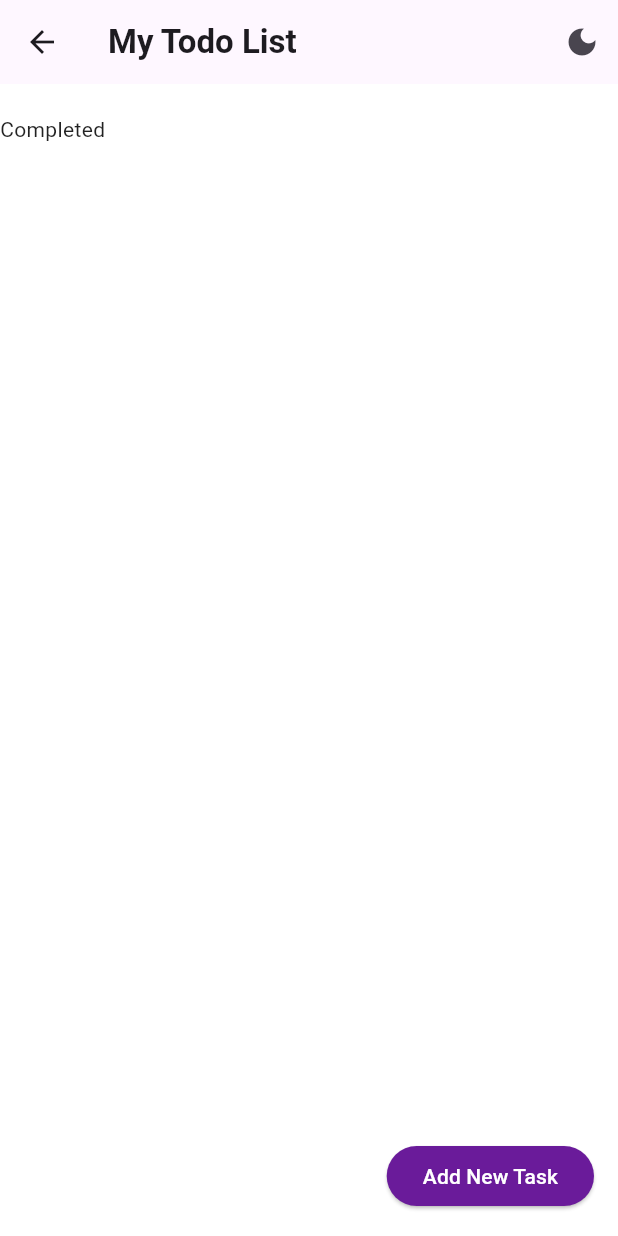
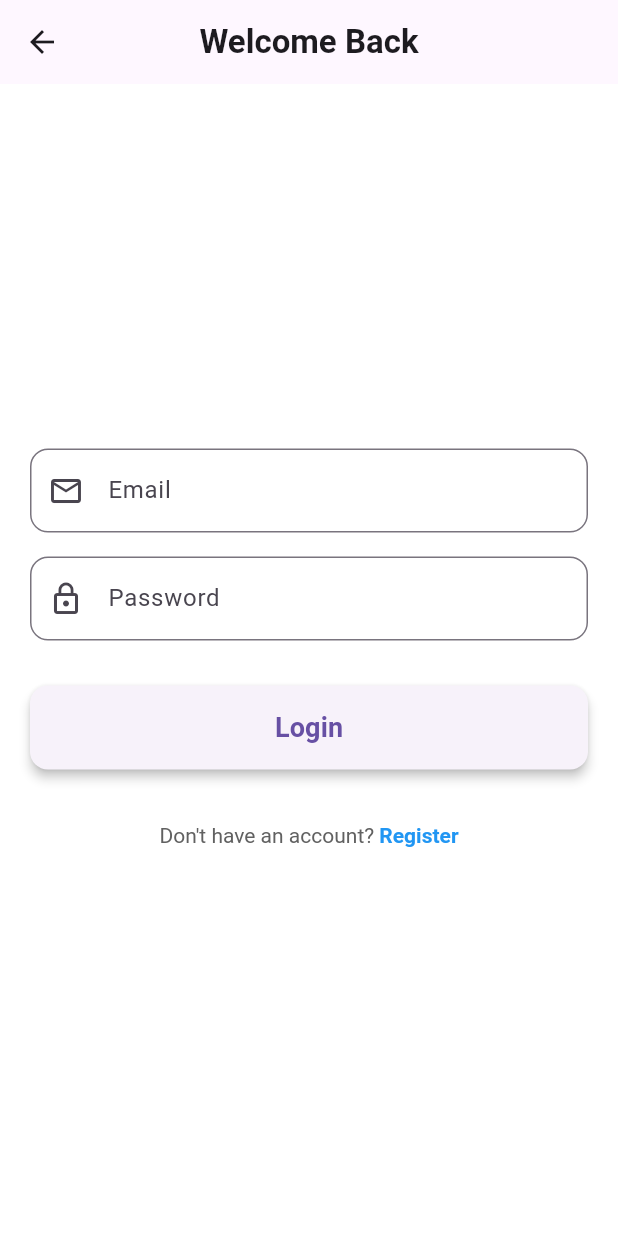
Before and after one commit to AmanUllahAkhand/to_do_app_with_notification, a Flutter app: the screen it shows after launch, on a phone screen of 412 x 824 dp. Run offline on Flutter 3.47's test engine with Material 3 defaults, Android fonts, the phone set to English and light mode, and no system bars; our stand-ins replace flutter_local_notifications, get, shared_preferences, sqflite, timezone; accounts and stored records are empty.

Commit message:
feat: add full authentication with register/login using REST API

```diff
--- /dev/null
+++ b/lib/core/services/auth_service.dart
@@ -0,0 +1,71 @@
+// lib/core/services/auth_service.dart
+import 'dart:convert';
+import 'package:http/http.dart' as http;
+import 'package:shared_preferences/shared_preferences.dart';
+import '../../data/models/user_model.dart';
+
+class AuthService {
+  static const String baseUrl = "http://192.168.7.103:9000"; // Change this
+
+  static Future<RegisterResponse> register({
+    required String name,
+    required String email,
+    required String password,
+  }) async {
+    final url = Uri.parse('$baseUrl/api/register?name=$name&email=$email&password=$password');
+    final response = await http.post(url);
+
+    final json = jsonDecode(response.body);
+    if (response.statusCode == 200 || response.statusCode == 201) {
+      return RegisterResponse.fromJson(json);
+    } else {
+      throw Exception(json['message'] ?? 'Registration failed');
+    }
+  }
+
+  static Future<LoginResponse> login({
+    required String email,
+    required String password,
+  }) async {
+    final url = Uri.parse('$baseUrl/api/login?email=$email&password=$password');
+    final response = await http.post(url);
+
+    final json = jsonDecode(response.body);
+    if (response.statusCode == 200) {
+      final loginResponse = LoginResponse.fromJson(json);
+
+      // Save token & user
+      final prefs = await SharedPreferences.getInstance();
+      await prefs.setString('token', loginResponse.token);
+      await prefs.setString('user_name', loginResponse.user.name);
+      await prefs.setInt('user_id', loginResponse.user.id);
+      await prefs.setString('user_email', loginResponse.user.email);
+
+      return loginResponse;
+    } else {
+      throw Exception(json['message'] ?? 'Login failed');
+    }
+  }
+
+  static Future<bool> isLoggedIn() async {
+    final prefs = await SharedPreferences.getInstance();
+    return prefs.getString('token') != null;
+  }
+
+  static Future<void> logout() async {
+    final prefs = await SharedPreferences.getInstance();
+    await prefs.clear();
+  }
+
+  static Future<String?> getToken() async {
+    final prefs = await SharedPreferences.getInstance();
+    return prefs.getString('token');
+  }
+
+  static Future<Map<String, String>> getAuthHeaders() async {
+    final token = await getToken();
+    return token != null
+        ? {'Authorization': 'Bearer $token', 'Accept': 'application/json'}
+        : {'Accept': 'application/json'};
+  }
+}
--- /dev/null
+++ b/lib/data/models/user_model.dart
@@ -0,0 +1,51 @@
+// lib/data/models/user_model.dart
+class User {
+  final int id;
+  final String name;
+  final String email;
+  final String? createdAt;
+  final String? updatedAt;
+
+  User({required this.id, required this.name, required this.email, this.createdAt, this.updatedAt});
+
+  factory User.fromJson(Map<String, dynamic> json) {
+    return User(
+      id: json['id'],
+      name: json['name'],
+      email: json['email'],
+      createdAt: json['created_at'],
+      updatedAt: json['updated_at'],
+    );
+  }
+}
+
+// lib/data/models/auth_response.dart
+class RegisterResponse {
+  final String message;
+  final User? user;
+
+  RegisterResponse({required this.message, this.user});
+
+  factory RegisterResponse.fromJson(Map<String, dynamic> json) {
+    return RegisterResponse(
+      message: json['message'],
+      user: json['user'] != null ? User.fromJson(json['user']) : null,
+    );
+  }
+}
+
+class LoginResponse {
+  final String message;
+  final String token;
+  final User user;
+
+  LoginResponse({required this.message, required this.token, required this.user});
+
+  factory LoginResponse.fromJson(Map<String, dynamic> json) {
+    return LoginResponse(
+      message: json['message'],
+      token: json['token'],
+      user: User.fromJson(json['user']),
+    );
+  }
+}
--- a/lib/main.dart
+++ b/lib/main.dart
@@ -1,26 +1,37 @@
 // lib/main.dart
+
 import 'package:flutter/material.dart';
 import 'package:get/get.dart';
 import 'core/utils/notification_helper.dart';
+import 'core/services/auth_service.dart';           // ← NEW
 import 'presentation/bindings/task_binding.dart';
 import 'presentation/pages/home_page.dart';
+import 'presentation/pages/login_page.dart';         // ← NEW
 import 'core/themes/app_theme.dart';
 import 'presentation/controllers/theme_controller.dart';
 
 void main() async {
   WidgetsFlutterBinding.ensureInitialized();
 
+  // 1. Initialize notifications
   await NotificationHelper.initialize();
+
+  // 2. Setup dependency injection
   TaskBinding().dependencies();
 
-  // Put ThemeController normally (NOT async!)
+  // 3. Initialize theme controller
   Get.put(ThemeController());
 
-  runApp(const MyApp());
+  // 4. Check if user is already logged in
+  final bool isLoggedIn = await AuthService.isLoggedIn();
+
+  runApp(MyApp(isLoggedIn: isLoggedIn));
 }
 
 class MyApp extends StatelessWidget {
-  const MyApp({super.key});
+  final bool isLoggedIn;
+
+  const MyApp({Key? key, required this.isLoggedIn}) : super(key: key);
 
   @override
   Widget build(BuildContext context) {
@@ -31,12 +42,19 @@ class MyApp extends StatelessWidget {
       debugShowCheckedModeBanner: false,
       theme: AppTheme.lightTheme,
       darkTheme: AppTheme.darkTheme,
-      themeMode: themeController.themeMode, // Uses observable
-      initialRoute: '/home',
+      themeMode: themeController.themeMode,
+
+      // Auto decide starting page
+      home: isLoggedIn ? HomePage() : LoginPage(),
+
+      // Optional: Named routes (recommended)
       getPages: [
         GetPage(name: '/home', page: () => HomePage()),
+        GetPage(name: '/login', page: () => LoginPage()),
       ],
-      home: HomePage(),
+
+      // Optional: Default route
+      initialRoute: isLoggedIn ? '/home' : '/login',
     );
   }
 }
--- /dev/null
+++ b/lib/presentation/pages/login_page.dart
@@ -0,0 +1,181 @@
+import 'package:flutter/material.dart';
+import 'package:get/get.dart';
+import '../../core/services/auth_service.dart';
+import 'register_page.dart';
+import 'home_page.dart';
+
+class LoginPage extends StatefulWidget {
+  const LoginPage({Key? key}) : super(key: key);
+
+  @override
+  State<LoginPage> createState() => _LoginPageState();
+}
+
+class _LoginPageState extends State<LoginPage> {
+  final _emailCtrl = TextEditingController();
+  final _passCtrl = TextEditingController();
+  bool _isLoading = false;
+
+  Future<void> _login() async {
+    if (_emailCtrl.text.trim().isEmpty || _passCtrl.text.isEmpty) {
+      Get.snackbar(
+        "Error",
+        "Please fill all fields",
+        backgroundColor: Colors.red,
+        colorText: Colors.white,
+        snackPosition: SnackPosition.BOTTOM,
+      );
+      return;
+    }
+
+    setState(() => _isLoading = true);
+
+    try {
+      await AuthService.login(
+        email: _emailCtrl.text.trim(),
+        password: _passCtrl.text,
+      );
+
+      // SUCCESS: Show green snackbar
+      Get.snackbar(
+        "Welcome back!",
+        "Login successful",
+        backgroundColor: Colors.green,
+        colorText: Colors.white,
+        snackPosition: SnackPosition.BOTTOM,
+        duration: Duration(seconds: 2),
+        margin: EdgeInsets.all(20),
+        borderRadius: 12,
+        icon: Icon(Icons.check_circle, color: Colors.white, size: 28),
+      );
+
+      // Small delay so user sees the success message
+      await Future.delayed(Duration(milliseconds: 800));
+
+      // Go to Home (clear all previous screens)
+      Get.offAll(() => HomePage());
+
+    } catch (e) {
+      // ERROR: Show red snackbar
+      Get.snackbar(
+        "Login Failed",
+        e.toString(),
+        backgroundColor: Colors.red,
+        colorText: Colors.white,
+        snackPosition: SnackPosition.BOTTOM,
+        duration: Duration(seconds: 4),
+        margin: EdgeInsets.all(20),
+        borderRadius: 12,
+        icon: Icon(Icons.error, color: Colors.white),
+      );
+    } finally {
+      if (mounted) {
+        setState(() => _isLoading = false);
+      }
+    }
+  }
+
+  @override
+  Widget build(BuildContext context) {
+    return Scaffold(
+      appBar: AppBar(
+        title: Text("Welcome Back"),
+        centerTitle: true,
+        elevation: 0,
+      ),
+      body: Padding(
+        padding: const EdgeInsets.all(20.0),
+        child: Column(
+          mainAxisAlignment: MainAxisAlignment.center,
+          children: [
+            // Email Field
+            TextField(
+              controller: _emailCtrl,
+              keyboardType: TextInputType.emailAddress,
+              textInputAction: TextInputAction.next,
+              decoration: InputDecoration(
+                labelText: "Email",
+                prefixIcon: Icon(Icons.email_outlined),
+                border: OutlineInputBorder(
+                  borderRadius: BorderRadius.circular(12),
+                ),
+                focusedBorder: OutlineInputBorder(
+                  borderRadius: BorderRadius.circular(12),
+                  borderSide: BorderSide(color: Colors.blue, width: 2),
+                ),
+              ),
+            ),
+            SizedBox(height: 16),
+
+            // Password Field
+            TextField(
+              controller: _passCtrl,
+              obscureText: true,
+              textInputAction: TextInputAction.done,
+              onSubmitted: (_) => _login(),
+              decoration: InputDecoration(
+                labelText: "Password",
+                prefixIcon: Icon(Icons.lock_outline),
+                border: OutlineInputBorder(
+                  borderRadius: BorderRadius.circular(12),
+                ),
+                focusedBorder: OutlineInputBorder(
+                  borderRadius: BorderRadius.circular(12),
+                  borderSide: BorderSide(color: Colors.blue, width: 2),
+                ),
+              ),
+            ),
+            SizedBox(height: 30),
+
+            // Login Button
+            _isLoading
+                ? CircularProgressIndicator()
+                : ElevatedButton(
+              onPressed: _login,
+              style: ElevatedButton.styleFrom(
+                minimumSize: Size(double.infinity, 56),
+                shape: RoundedRectangleBorder(
+                  borderRadius: BorderRadius.circular(12),
+                ),
+                elevation: 3,
+              ),
+              child: Text(
+                "Login",
+                style: TextStyle(fontSize: 18, fontWeight: FontWeight.bold),
+              ),
+            ),
+
+            SizedBox(height: 20),
+
+            // Register Link
+            TextButton(
+              onPressed: () => Get.to(() => RegisterPage()),
+              child: RichText(
+                text: TextSpan(
+                  text: "Don't have an account? ",
+                  style: TextStyle(color: Colors.grey[700]),
+                  children: [
+                    TextSpan(
+                      text: "Register",
+                      style: TextStyle(
+                        color: Colors.blue,
+                        fontWeight: FontWeight.bold,
+                      ),
+                    ),
+                  ],
+                ),
+              ),
+            ),
+          ],
+        ),
+      ),
+    );
+  }
+
+  @override
+  void dispose() {
+    _emailCtrl.dispose();
+    _passCtrl.dispose();
+    super.dispose();
+  }
+}
--- a/pubspec.yaml
+++ b/pubspec.yaml
@@ -17,6 +17,7 @@ dependencies:
   intl: ^0.19.0  # For date/time formatting
   shared_preferences: ^2.3.2  # For persisting theme mode
   timezone: ^0.9.4
+  http: ^1.6.0
 
 dev_dependencies:
   flutter_test:
```
Also changed, not shown: lib/presentation/pages/home_page.dart (+12 -0 lines), lib/presentation/pages/register_page.dart (added, +142 -0 lines), pubspec.lock, 1 other file.
